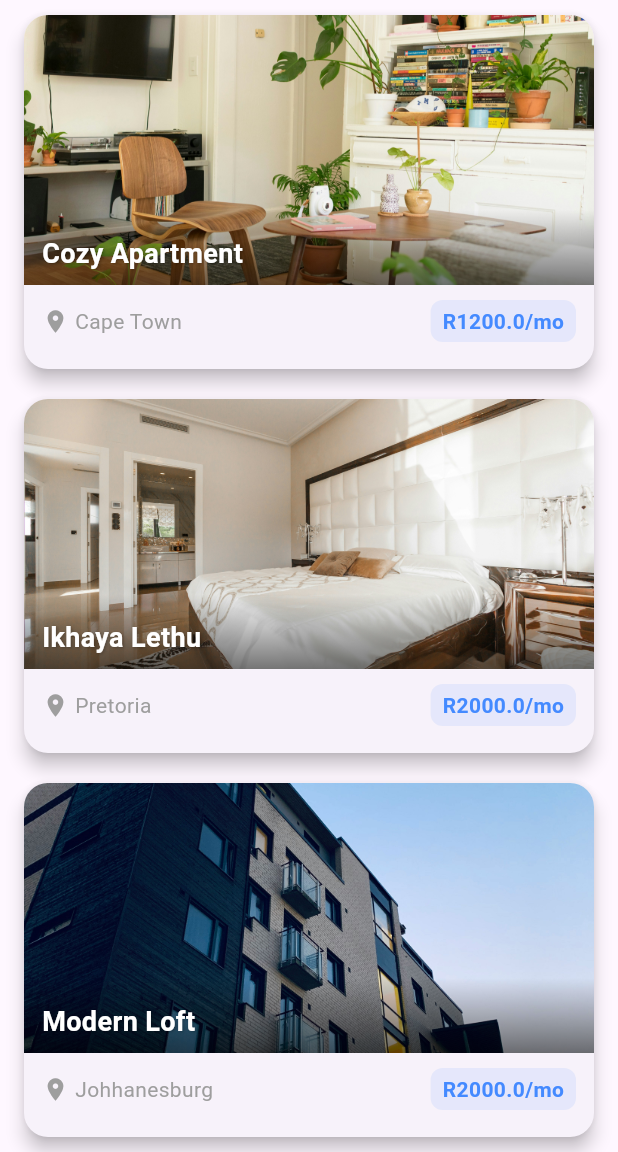
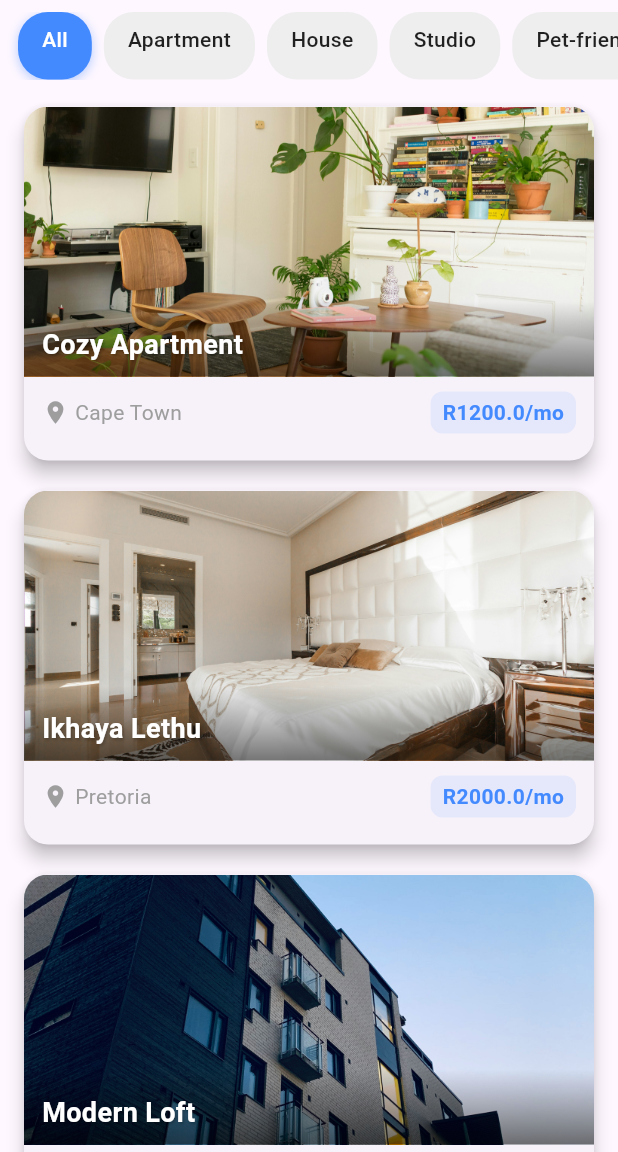
Before and after one commit to MathibelaD/P, a Flutter app: the screen it shows after launch, on a phone screen of 412 x 824 dp, the part 84-1236 px from its top. Run offline on Flutter 3.47's test engine with Material 3 defaults, Android fonts, the phone set to English and light mode, and no system bars.

Commit message:
add: filters

```diff
--- a/lib/main.dart
+++ b/lib/main.dart
@@ -15,6 +15,7 @@ class MyApp extends StatelessWidget {
       price: 1200,
       imageUrl: 'assets/images/image1.jpg',
       location: 'Cape Town',
+      type: "Apartment"
     ),
     Property(
       id: 'p2',
@@ -23,6 +24,7 @@ class MyApp extends StatelessWidget {
       price: 2000,
       imageUrl: 'assets/images/image2.jpg',
       location: 'Pretoria',
+      type: "Apartment"
     ),
     Property(
       id: 'p3',
@@ -31,6 +33,7 @@ class MyApp extends StatelessWidget {
       price: 2000,
       imageUrl: 'assets/images/image3.jpg',
       location: 'Johhanesburg',
+      type: "Studio"
     ),
     Property(
       id: 'p4',
@@ -39,6 +42,7 @@ class MyApp extends StatelessWidget {
       price: 2000,
       imageUrl: 'assets/images/image4.jpg',
       location: 'soshanguve',
+      type: "House"
     ),
   ];
 
--- a/lib/models/property.dart
+++ b/lib/models/property.dart
@@ -5,6 +5,7 @@ class Property {
   final double price;
   final String imageUrl;
   final String location;
+  final String type;
 
   Property({
     required this.id,
@@ -13,5 +14,6 @@ class Property {
     required this.price,
     required this.imageUrl,
     required this.location,
+    required this.type,
   });
 }
--- a/lib/providers/property_provider.dart
+++ b/lib/providers/property_provider.dart
@@ -10,6 +10,7 @@ class PropertyProvider with ChangeNotifier {
       price: 1200,
       imageUrl: 'assets/images/image1.jpg',
       location: 'Cape Town',
+           type: "Apartment"
     ),
     Property(
       id: 'p2',
@@ -18,6 +19,7 @@ class PropertyProvider with ChangeNotifier {
       price: 2000,
       imageUrl: 'assets/images/image2.jpg',
       location: 'Pretoria',
+           type: "Apartment"
     ),
     Property(
       id: 'p3',
@@ -26,6 +28,7 @@ class PropertyProvider with ChangeNotifier {
       price: 2000,
       imageUrl: 'assets/images/image3.jpg',
       location: 'Johhanesburg',
+           type: "Apartment"
     ),
     Property(
       id: 'p4',
@@ -34,6 +37,7 @@ class PropertyProvider with ChangeNotifier {
       price: 2000,
       imageUrl: 'assets/images/image4.jpg',
       location: 'Soshanguve',
+           type: "Apartment"
     ),
   ];
 
--- a/lib/screens/home_screen.dart
+++ b/lib/screens/home_screen.dart
@@ -1,14 +1,27 @@
 import 'package:flutter/material.dart';
 import '../models/property.dart';
 import '../widgets/property_card.dart';
+import '../widgets/filter_bar.dart';
 
-class HomeScreen extends StatelessWidget {
+class HomeScreen extends StatefulWidget {
   final List<Property> properties;
 
   const HomeScreen({super.key, required this.properties});
 
   @override
+  State<HomeScreen> createState() => _HomeScreenState();
+}
+
+class _HomeScreenState extends State<HomeScreen> {
+  String selectedFilter = 'All';
+
+  @override
   Widget build(BuildContext context) {
+    // Optionally filter the properties list
+    final filteredProperties = selectedFilter == 'All'
+        ? widget.properties
+        : widget.properties.where((p) => p.type == selectedFilter).toList();
+
     return Scaffold(
       appBar: AppBar(
         elevation: 4,
@@ -17,38 +30,60 @@ class HomeScreen extends StatelessWidget {
         ),
         flexibleSpace: Container(
           decoration: const BoxDecoration(
-            gradient: LinearGradient(colors: [Color(0xff4facfe), Color(0xff00f2fe)], begin: Alignment.topLeft,end: Alignment.bottomRight)
+            gradient: LinearGradient(
+              colors: [Color(0xff4facfe), Color(0xff00f2fe)],
+              begin: Alignment.topLeft,
+              end: Alignment.bottomRight,
+            ),
           ),
         ),
         title: Row(
           children: [
-            const Icon(
-              Icons.home_rounded,
-              color:Colors.white,
-              size:28
-            ),
+            const Icon(Icons.home_rounded, color: Colors.white, size: 28),
             const SizedBox(width: 8),
             Column(
               crossAxisAlignment: CrossAxisAlignment.start,
               children: const [
-                Text('Property Rentals',
-                style: TextStyle(
-                  fontWeight: FontWeight.bold,
-                  fontSize: 18,
-                  color: Colors.white
-                ),),
-                Text("Find Your Perfect Home",
-                style: TextStyle(fontSize: 14,
-                fontWeight: FontWeight.w600,
-                color: Colors.white70),)
+                Text(
+                  'Property Rentals',
+                  style: TextStyle(
+                    fontWeight: FontWeight.bold,
+                    fontSize: 18,
+                    color: Colors.white,
+                  ),
+                ),
+                Text(
+                  "Find Your Perfect Home",
+                  style: TextStyle(
+                    fontSize: 14,
+                    fontWeight: FontWeight.w600,
+                    color: Colors.white70,
+                  ),
+                ),
               ],
-            )
+            ),
           ],
         ),
       ),
-      body: ListView.builder(
-      itemCount: properties.length,
-      itemBuilder: (ctx, i) => PropertyCard(property: properties[i]),
+      body: Column(
+        children: [
+          const SizedBox(height: 8),
+          FilterBar(
+            selectedFilter: selectedFilter,
+            onFilterSelected: (filter) {
+              setState(() {
+                selectedFilter = filter;
+              });
+            },
+          ),
+          const SizedBox(height: 8),
+          Expanded(
+            child: ListView.builder(
+              itemCount: filteredProperties.length,
+              itemBuilder: (ctx, i) => PropertyCard(property: filteredProperties[i]),
+            ),
+          ),
+        ],
       ),
     );
   }
--- /dev/null
+++ b/lib/widgets/filter_bar.dart
@@ -0,0 +1,59 @@
+import 'package:flutter/material.dart';
+
+class FilterBar extends StatelessWidget {
+  final Function(String) onFilterSelected;
+  final String selectedFilter;
+
+  const FilterBar({
+    super.key,
+    required this.selectedFilter,
+    required this.onFilterSelected,
+  });
+
+  @override
+  Widget build(BuildContext context) {
+    final filters = ['All', 'Apartment', 'House', 'Studio', 'Pet-friendly'];
+
+    return SizedBox(
+      height: 45,
+      child: ListView.separated(
+        scrollDirection: Axis.horizontal,
+        padding: const EdgeInsets.symmetric(horizontal: 12),
+        itemCount: filters.length,
+        separatorBuilder: (_, __) => const SizedBox(width: 8),
+        itemBuilder: (context, index) {
+          final filter = filters[index];
+          final isSelected = filter == selectedFilter;
+
+          return GestureDetector(
+            onTap: () => onFilterSelected(filter),
+            child: AnimatedContainer(
+              duration: const Duration(milliseconds: 250),
+              padding: const EdgeInsets.symmetric(horizontal: 16, vertical: 8),
+              decoration: BoxDecoration(
+                color: isSelected ? Colors.blueAccent : Colors.grey[200],
+                borderRadius: BorderRadius.circular(20),
+                boxShadow: isSelected
+                    ? [
+                        BoxShadow(
+                          color: Colors.blueAccent.withOpacity(0.4),
+                          blurRadius: 5,
+                          offset: const Offset(0, 2),
+                        ),
+                      ]
+                    : [],
+              ),
+              child: Text(
+                filter,
+                style: TextStyle(
+                  color: isSelected ? Colors.white : Colors.black87,
+                  fontWeight: FontWeight.w500,
+                ),
+              ),
+            ),
+          );
+        },
+      ),
+    );
+  }
+}
```
